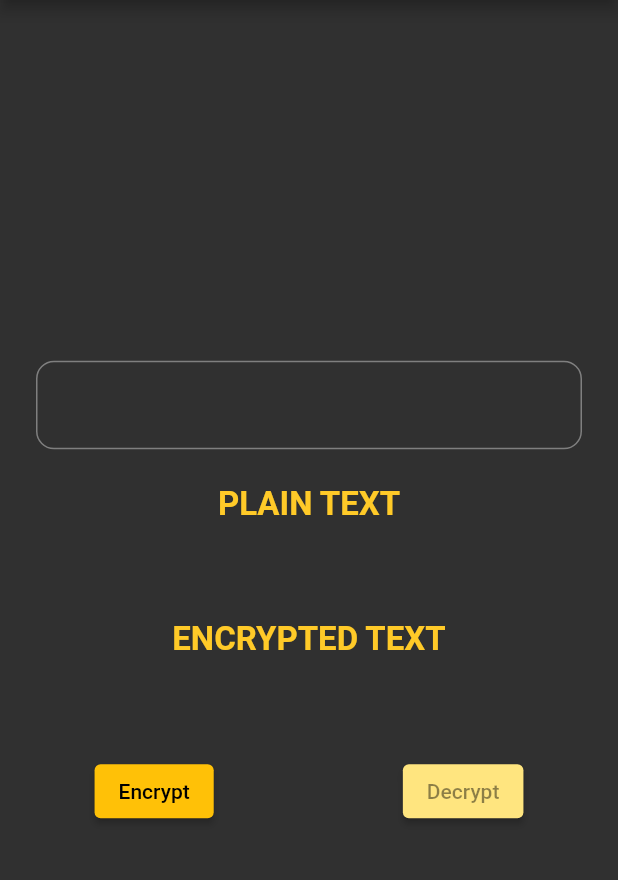
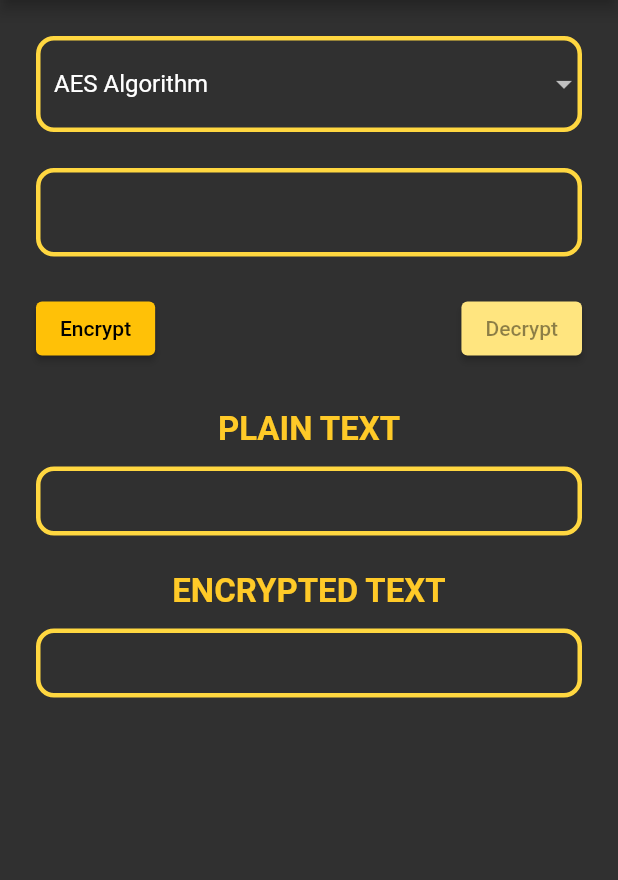
Before and after one commit to Tukhtamurodov-Sardorbek/47.Symmetric-Encryption, a Flutter app: the screen it shows after launch, on a phone screen of 412 x 824 dp, the part 84-964 px from its top. Run offline on Flutter 3.47's test engine with Material 2 defaults, Android fonts, the phone set to English and light mode, and no system bars; missing offline and left inert: encrypt.

Commit message:
Added Fernet Algorithm

```diff
--- a/lib/encrypt.dart
+++ b/lib/encrypt.dart
@@ -1,12 +1,14 @@
 import 'package:encrypt/encrypt.dart' as encrypt;
 
 class EncryptDecrypt{
-  static final key = encrypt.Key.fromLength(32);
-  static final iv = encrypt.IV.fromLength(16);
-  static final encrypter = encrypt.Encrypter(encrypt.AES(key));
+
+  /// AES Algorithm
+  static final keyAES = encrypt.Key.fromLength(32);
+  static final ivAES = encrypt.IV.fromLength(16);
+  static final encrypterAES = encrypt.Encrypter(encrypt.AES(keyAES));
 
   static EncryptAES(String text){
-    final encrypted = encrypter.encrypt(text, iv: iv);
+    final encrypted = encrypterAES.encrypt(text, iv: ivAES);
 
     print('**********************************');
     print('****   BYTES: ${encrypted.bytes}');
@@ -16,9 +18,28 @@ class EncryptDecrypt{
 
     return encrypted;
   }
+  static DecryptAES(encrypt.Encrypted encrypted){
+    final decrypted = encrypterAES.decrypt(encrypted, iv: ivAES);
+    return decrypted;
+  }
 
-  static DecryptAES(encrypt.Encrypted encrypted){
-    final decrypted = encrypter.decrypt(encrypted, iv: iv);
+  /// Fernet Algorithm
+  static final keyFernet = encrypt.Key.fromUtf8('anyKeyButItMustBe32ByteCharacter');
+  static final encrypterFernet = encrypt.Encrypter(encrypt.Fernet(keyFernet));
+
+  static EncryptFernet(String text){
+    final encrypted = encrypterFernet.encrypt(text);
+
+    print('**********************************');
+    print('****   BYTES: ${encrypted.bytes}');
+    print('****   BASE16: ${encrypted.base16}');
+    print('****   BASE64: ${encrypted.base64}');
+    print('**********************************');
+
+    return encrypted;
+  }
+  static DecryptFernet(encrypt.Encrypted encrypted){
+    final decrypted = encrypterFernet.decrypt(encrypted);
     return decrypted;
   }
 }
--- /dev/null
+++ b/lib/home.dart
@@ -0,0 +1,173 @@
+import 'package:flutter/material.dart';
+import 'package:encryption_decryption/encrypt.dart';
+import 'package:encrypt/encrypt.dart' as encrypt;
+
+class HomePage extends StatefulWidget {
+  const HomePage({Key? key}) : super(key: key);
+
+  @override
+  State<HomePage> createState() => _HomePageState();
+}
+
+class _HomePageState extends State<HomePage> {
+  TextEditingController txtController = TextEditingController();
+  String? plainText;
+  String? currentAlgorithm = 'AES';
+  var encryptedText;
+
+  @override
+  Widget build(BuildContext context) {
+    return Scaffold(
+      appBar: AppBar(
+        centerTitle: true,
+        title: const Text('Encryption ~ Decryption'),
+      ),
+      body: Padding(
+        padding: const EdgeInsets.all(24.0),
+        child: Column(
+          children: [
+            DropdownButtonFormField(
+              value: currentAlgorithm,
+              items: const [
+                DropdownMenuItem(value: 'AES', child: Text('AES Algorithm')),
+                DropdownMenuItem(
+                    value: 'Fernet', child: Text('Fernet Algorithm')),
+                DropdownMenuItem(
+                    value: 'Salsa20', child: Text('Salsa20 Algorithm')),
+              ],
+              decoration: const InputDecoration(
+                border: InputBorder.none,
+                enabledBorder: OutlineInputBorder(
+                  borderSide: BorderSide(color: Colors.amberAccent, width: 3),
+                  borderRadius: BorderRadius.all(Radius.circular(12.0)),
+                ),
+                focusedBorder: OutlineInputBorder(
+                  borderSide: BorderSide(color: Colors.amberAccent, width: 3),
+                  borderRadius: BorderRadius.all(Radius.circular(12.0)),
+                ),
+              ),
+              onChanged: (String? value) {
+                setState(() {
+                  currentAlgorithm = value;
+                });
+              },
+            ),
+            const SizedBox(height: 24.0),
+            TextField(
+              controller: txtController,
+              decoration: const InputDecoration(
+                border: InputBorder.none,
+                enabledBorder: OutlineInputBorder(
+                  borderSide: BorderSide(color: Colors.amberAccent, width: 3),
+                  borderRadius: BorderRadius.all(Radius.circular(12.0)),
+                ),
+                focusedBorder: OutlineInputBorder(
+                  borderSide: BorderSide(color: Colors.amberAccent, width: 3),
+                  borderRadius: BorderRadius.all(Radius.circular(12.0)),
+                ),
+              ),
+            ),
+            const SizedBox(height: 24.0),
+            Row(
+              mainAxisAlignment: MainAxisAlignment.spaceBetween,
+              children: [
+                ElevatedButton(
+                  onPressed: () {
+                    plainText = txtController.text.trim();
+                    if(currentAlgorithm == 'AES'){
+                      encryptedText = EncryptDecrypt.EncryptAES(plainText!);
+                    } else if(currentAlgorithm == 'Fernet'){
+                      encryptedText = EncryptDecrypt.EncryptFernet(plainText!);
+                    }
+                    setState(() {});
+                  },
+                  child: const Text('Encrypt'),
+                ),
+                ElevatedButton(
+                  onPressed: () {
+                    if (encryptedText is encrypt.Encrypted) {
+                      if(currentAlgorithm == 'AES'){
+                        encryptedText = EncryptDecrypt.DecryptAES(encryptedText);
+                      } else if(currentAlgorithm == 'Fernet'){
+                        encryptedText = EncryptDecrypt.DecryptFernet(encryptedText);
+                      }
+                      setState(() {});
+                    }
+                  },
+                  style: ElevatedButton.styleFrom(
+                    primary: encryptedText is encrypt.Encrypted
+                        ? Colors.amber
+                        : Colors.amberAccent.shade100,
+                  ),
+                  child: Text(
+                    'Decrypt',
+                    style: TextStyle(
+                      color: encryptedText is encrypt.Encrypted
+                          ? Colors.black
+                          : Colors.black45,
+                    ),
+                  ),
+                ),
+              ],
+            ),
+            const SizedBox(height: 30.0),
+            Expanded(
+              child: SingleChildScrollView(
+                child: Column(
+                  mainAxisAlignment: MainAxisAlignment.center,
+                  children: <Widget>[
+                    Text(
+                      'PLAIN TEXT',
+                      style: TextStyle(
+                        fontSize: 22,
+                        color: Colors.amber[400],
+                        fontWeight: FontWeight.w600,
+                      ),
+                    ),
+                    const SizedBox(height: 12.0),
+                    Container(
+                      width: MediaQuery.of(context).size.width,
+                      padding: const EdgeInsets.all(12.0),
+                      decoration: BoxDecoration(
+                        border: Border.all(color: Colors.amberAccent, width: 3),
+                        borderRadius:
+                            const BorderRadius.all(Radius.circular(12.0)),
+                      ),
+                      child: Text(plainText ?? ''),
+                    ),
+                    const SizedBox(height: 24.0),
+                    Text(
+                      'ENCRYPTED TEXT',
+                      style: TextStyle(
+                        fontSize: 22,
+                        color: Colors.amber[400],
+                        fontWeight: FontWeight.w600,
+                      ),
+                    ),
+                    const SizedBox(height: 12.0),
+                    Container(
+                      width: MediaQuery.of(context).size.width,
+                      padding: const EdgeInsets.all(12.0),
+                      decoration: BoxDecoration(
+                        border: Border.all(color: Colors.amberAccent, width: 3),
+                        borderRadius:
+                            const BorderRadius.all(Radius.circular(12.0)),
+                      ),
+                      child: Text(
+                          encryptedText == null
+                          ? ''
+                          : encryptedText is encrypt.Encrypted
+                              ? encryptedText.base64
+                              : encryptedText,
+                      ),
+                    ),
+                  ],
+                ),
+              ),
+            ),
+          ],
+        ),
+      ),
+    );
+  }
+}
--- a/lib/main.dart
+++ b/lib/main.dart
@@ -1,17 +1,8 @@
-import 'package:encryption_decryption/encrypt.dart';
 import 'package:flutter/material.dart';
-import 'package:encrypt/encrypt.dart' as encrypt;
+import 'package:encryption_decryption/home.dart';
 
 void main() {
-  runApp(const MyApp());
-}
-
-class MyApp extends StatelessWidget {
-  const MyApp({Key? key}) : super(key: key);
-
-  @override
-  Widget build(BuildContext context) {
-    return MaterialApp(
+  runApp(MaterialApp(
     debugShowCheckedModeBanner: false,
     title: 'Encryption Decryption',
     theme: ThemeData(
@@ -19,121 +10,5 @@ class MyApp extends StatelessWidget {
       brightness: Brightness.dark,
     ),
     home: const HomePage(),
-    );
+  ));
 }
-}
-
-class HomePage extends StatefulWidget {
-  const HomePage({Key? key}) : super(key: key);
-
-  @override
-  State<HomePage> createState() => _HomePageState();
-}
-
-class _HomePageState extends State<HomePage> {
-  TextEditingController txtController = TextEditingController();
-  var plainText;
-  var encryptedText;
-
-  @override
-  Widget build(BuildContext context) {
-    return Scaffold(
-      appBar: AppBar(
-        centerTitle: true,
-        title: const Text('Encryption ~ Decryption'),
-      ),
-      body: Center(
-        child: Column(
-          mainAxisAlignment: MainAxisAlignment.center,
-          children: <Widget>[
-            Padding(
-              padding: const EdgeInsets.all(24.0),
-              child: TextField(
-                controller: txtController,
-                decoration: const InputDecoration(
-                  border: OutlineInputBorder(
-                    borderSide: BorderSide(color: Colors.amberAccent, width: 3),
-                    borderRadius: BorderRadius.all(Radius.circular(12.0)),
-                  ),
-                ),
-              ),
-            ),
-            Column(
-              children: [
-                Text(
-                  'PLAIN TEXT',
-                  style: TextStyle(
-                    fontSize: 22,
-                    color: Colors.amber[400],
-                    fontWeight: FontWeight.w600,
-                  ),
-                ),
-                Padding(
-                  padding: const EdgeInsets.all(24.0),
-                  child: Text(plainText ?? ''),
-                ),
-              ],
-            ),
-            Column(
-              children: [
-                Text(
-                  'ENCRYPTED TEXT',
-                  style: TextStyle(
-                    fontSize: 22,
-                    color: Colors.amber[400],
-                    fontWeight: FontWeight.w600,
-                  ),
-                ),
-                Padding(
-                  padding: const EdgeInsets.all(24.0),
-                  child: Text(encryptedText == null
-                      ? ''
-                      : encryptedText is encrypt.Encrypted
-                          ? encryptedText.base64
-                          : encryptedText),
-                ),
-              ],
-            ),
-            Row(
-              mainAxisAlignment: MainAxisAlignment.spaceAround,
-              children: [
-                ElevatedButton(
-                  onPressed: () {
-                    plainText = txtController.text.trim();
-                    setState(() {
-                      encryptedText = EncryptDecrypt.EncryptAES(plainText);
-                    });
-                  },
-                  child: const Text('Encrypt'),
-                ),
-                ElevatedButton(
-                  onPressed: () {
-                    if (encryptedText is encrypt.Encrypted) {
-                      setState(() {
-                        encryptedText =
-                            EncryptDecrypt.DecryptAES(encryptedText);
-                      });
-                    }
-                  },
-                  style: ElevatedButton.styleFrom(
-                    primary: encryptedText is encrypt.Encrypted
-                        ? Colors.amber
-                        : Colors.amberAccent.shade100,
-                  ),
-                  child: Text(
-                    'Decrypt',
-                    style: TextStyle(
-                      color: encryptedText is encrypt.Encrypted
-                          ? Colors.black
-                          : Colors.black45,
-                    ),
-                  ),
-                ),
-              ],
-            )
-          ],
-        ),
-      ),
-    );
-  }
-}
```
Also changed, not shown: 1 other file. Lines whose indentation alone changed are shown as unchanged.
